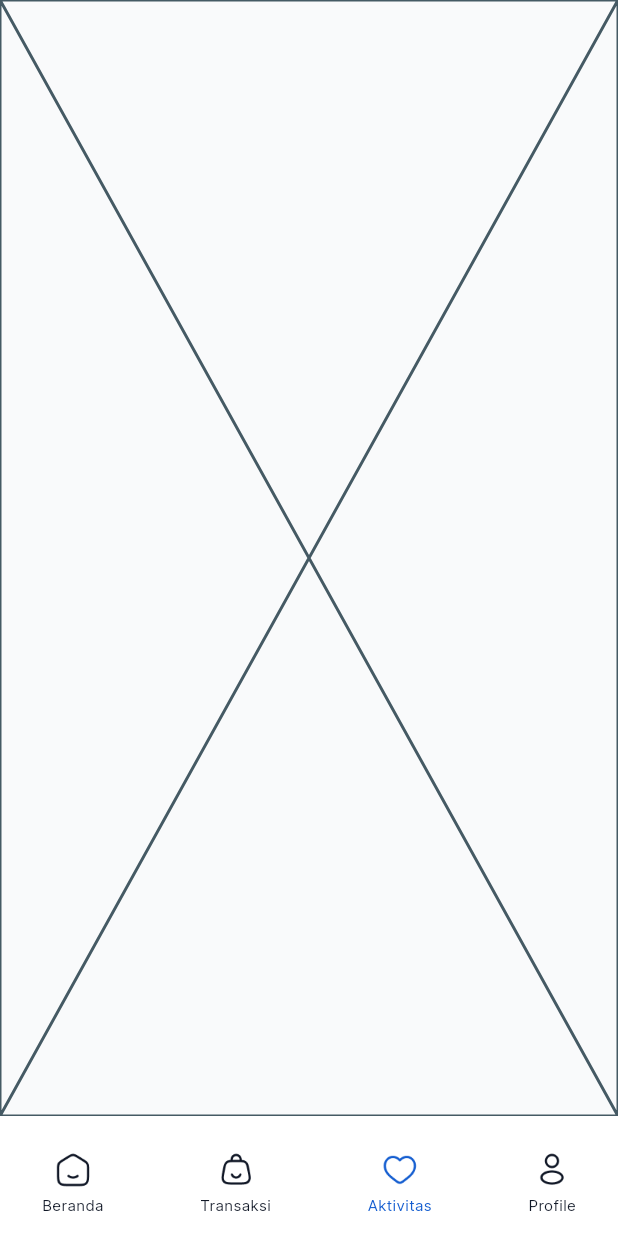
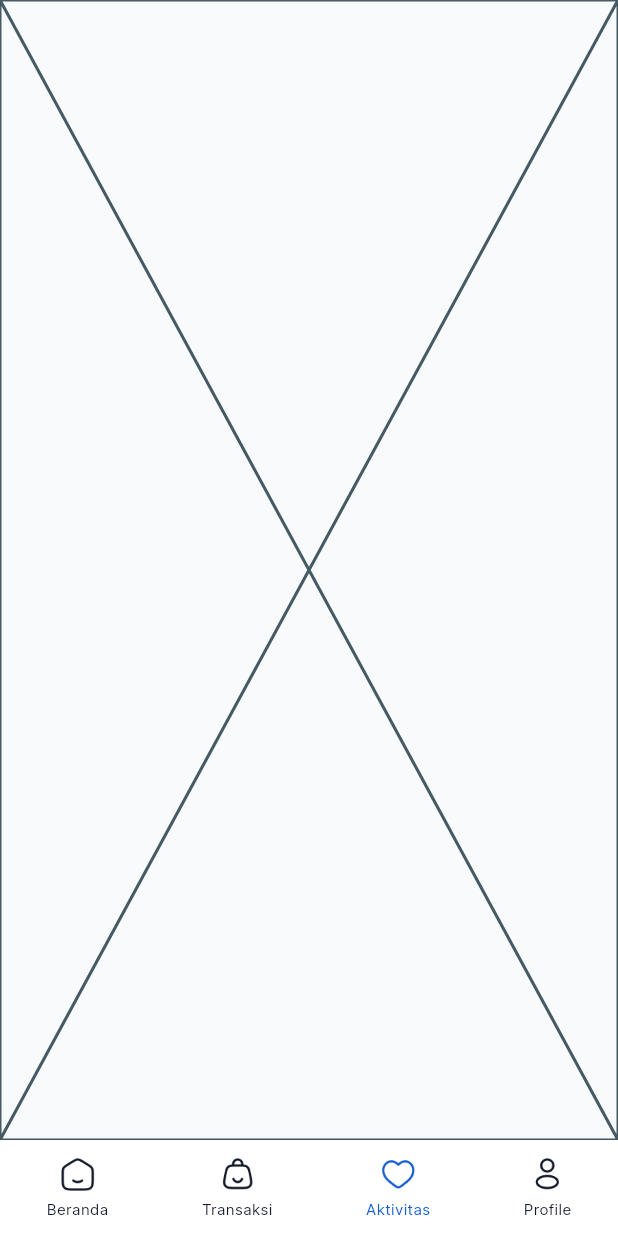
Before and after one commit to minamitra/minamitra-pembudidaya-mobile, a Flutter app: the DashboardPage screen opened directly, item 3 of the bottom bar chosen, on a phone screen of 412 x 824 dp. Run offline on Flutter 3.47's test engine with Material 3 defaults, Android fonts, the phone set to English and light mode, and no system bars; our stand-ins replace cached_network_image, carousel_slider, dropdown_button2, equatable, flutter_bloc, flutter_secure_storage and 4 more; missing offline and left inert: flutter_regex, flutter_statusbarcolor_ns, linear_progress_bar; accounts and stored records are empty.

Commit message:
💄 update dashboard

```diff
--- a/lib/feature/dashboard/components/dashboard_bottom_navigation_bar.dart
+++ b/lib/feature/dashboard/components/dashboard_bottom_navigation_bar.dart
@@ -17,10 +17,12 @@ class DashboardBottomNavigationBar extends StatelessWidget {
   Widget build(BuildContext context) {
     return BottomAppBar(
       color: AppColor.white,
+      shadowColor: AppColor.black,
+      padding: const EdgeInsets.all(0),
+      height: 64,
       child: Container(
-        margin: const EdgeInsets.symmetric(horizontal: 12.0),
         child: Row(
-          mainAxisAlignment: MainAxisAlignment.spaceBetween,
+          mainAxisAlignment: MainAxisAlignment.spaceAround,
           children: [
             NavigationItem(
               () {
--- a/lib/feature/dashboard/components/navigation_item.dart
+++ b/lib/feature/dashboard/components/navigation_item.dart
@@ -20,7 +20,6 @@ class NavigationItem extends StatelessWidget {
         mainAxisSize: MainAxisSize.min,
         crossAxisAlignment: CrossAxisAlignment.center,
         children: [
-          const SizedBox(height: 10),
           Image.asset(
             img,
             height: 24.0,
--- a/lib/feature/dashboard/views/dashboard_page.dart
+++ b/lib/feature/dashboard/views/dashboard_page.dart
@@ -1,6 +1,7 @@
 import 'package:minamitra_pembudidaya_mobile/feature/dashboard/components/dashboard_bottom_navigation_bar.dart';
 import 'package:flutter/material.dart';
 import 'package:minamitra_pembudidaya_mobile/feature/home/views/home_page.dart';
+import 'package:minamitra_pembudidaya_mobile/feature/transaction/views/transaction_page.dart';
 
 class DashboardPage extends StatefulWidget {
   int currentIndex;
@@ -16,7 +17,7 @@ class DashboardPage extends StatefulWidget {
 class _DashboardPageState extends State<DashboardPage> {
   final List<Widget> currentScrenList = const [
     HomePage(),
-    Placeholder(),
+    TransactionPage(),
     Placeholder(),
     Placeholder(),
   ];
```
